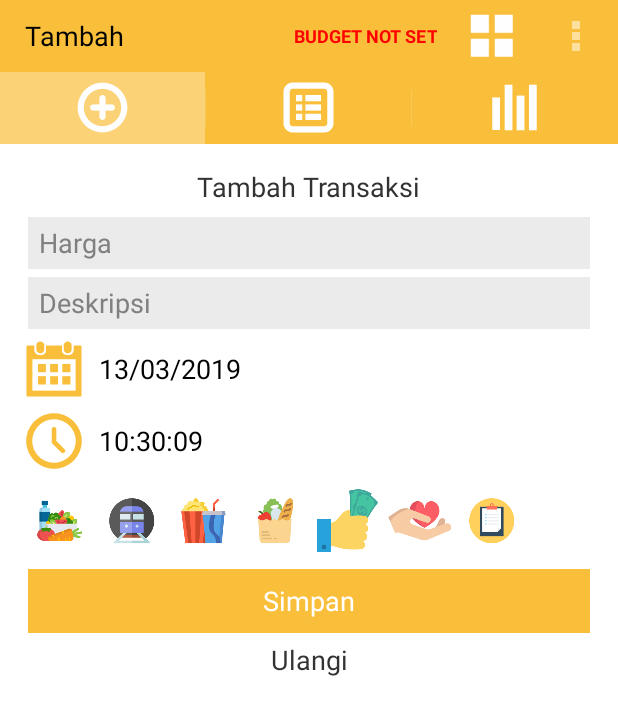
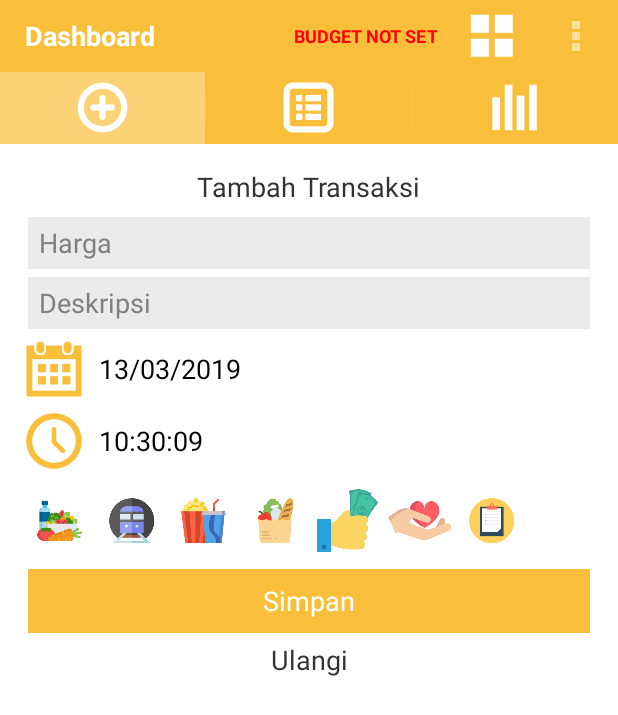
Before and after one commit to Restu-Ibu/aturduit, an Android app: the screen it shows after launch once a user with an empty profile is signed in (MainActivity), on a phone screen of 412 x 824 dp. Shown: the top 715 px of the screen. Run offline under Robolectric (Android 15) with nearby library versions, the light colour scheme and no system bars; our stand-ins replace AdMob, Firebase (no records; nobody signed in at launch, a user with empty details on screens opened directly); libraries missing offline, so code that uses them is left out: com.github.mikephil.charting, org.achartengine.model, org.achartengine.renderer; 1 statement that could not run was skipped.

Commit message:
- nambah title Dashboard

```diff
--- a/app/src/main/AndroidManifest.xml
+++ b/app/src/main/AndroidManifest.xml
@@ -1,7 +1,7 @@
 <?xml version="1.0" encoding="utf-8"?>
 <manifest xmlns:android="http://schemas.android.com/apk/res/android"
     package="com.restuibu.aturduit"
-    android:versionCode="28"
+    android:versionCode="29"
     android:versionName="1.2">
 
     <!-- Include required permissions for Google Mobile Ads to run -->
--- a/app/src/main/java/com/restuibu/aturduit/adapter/TabListener.java
+++ b/app/src/main/java/com/restuibu/aturduit/adapter/TabListener.java
@@ -24,16 +24,17 @@ public class TabListener implements ActionBar.TabListener {
 	@Override
 	public void onTabSelected(Tab tab, FragmentTransaction ft) {
 		ft.replace(R.id.frameLayout1, fragment);
-		if(tab.getPosition()==0){
-			m.getActionBar().setTitle(m.getResources().getString(R.string.Tambah));
-			//Toast.makeText(m.getApplicationContext(), "0", Toast.LENGTH_SHORT).show();
-		}else if (tab.getPosition()==1){
-			m.getActionBar().setTitle(m.getResources().getString(R.string.Riwayat));
-			//Toast.makeText(m.getApplicationContext(), "1", Toast.LENGTH_SHORT).show();
-		}else if(tab.getPosition()==2){
-			m.getActionBar().setTitle(m.getResources().getString(R.string.Statistik));
-			//Toast.makeText(m.getApplicationContext(), "2", Toast.LENGTH_SHORT).show();
-		}
+		m.getActionBar().setTitle("Dashboard");
+//		if(tab.getPosition()==0){
+//			m.getActionBar().setTitle(m.getResources().getString(R.string.Tambah));
+//			//Toast.makeText(m.getApplicationContext(), "0", Toast.LENGTH_SHORT).show();
+//		}else if (tab.getPosition()==1){
+//			m.getActionBar().setTitle(m.getResources().getString(R.string.Riwayat));
+//			//Toast.makeText(m.getApplicationContext(), "1", Toast.LENGTH_SHORT).show();
+//		}else if(tab.getPosition()==2){
+//			m.getActionBar().setTitle(m.getResources().getString(R.string.Statistik));
+//			//Toast.makeText(m.getApplicationContext(), "2", Toast.LENGTH_SHORT).show();
+//		}
 	}
 
 	// When a tab is unselected, we have to hide it from the user's view.
--- a/app/src/main/java/com/restuibu/aturduit/fragment/StatisticFragment.java
+++ b/app/src/main/java/com/restuibu/aturduit/fragment/StatisticFragment.java
@@ -17,6 +17,7 @@ import android.widget.AdapterView.OnItemSelectedListener;
 import android.widget.ArrayAdapter;
 import android.widget.Button;
 import android.widget.Spinner;
+import android.widget.Toast;
 
 import com.github.mikephil.charting.charts.BarChart;
 import com.github.mikephil.charting.charts.LineChart;
@@ -198,6 +199,7 @@ public class StatisticFragment extends Fragment implements OnChartValueSelectedL
 
                         listHistory = helper.getAllMonthlyHistory();
 
+//                        Toast.makeText(getActivity(), listHistory.get(0).getTanggal(), Toast.LENGTH_SHORT).show();
                         if (jenisChart == 1) {
                             xAxisFormatter = new MonthAxisValueFormatter(mChart);
                             mChart.setVisibility(View.VISIBLE);
@@ -213,6 +215,7 @@ public class StatisticFragment extends Fragment implements OnChartValueSelectedL
                     case 3:
                         listHistory = helper.getAllYearlyHistory();
 
+//                        Toast.makeText(getActivity(), listHistory.get(0).getTanggal(), Toast.LENGTH_SHORT).show();
                         if (jenisChart == 1) {
                             xAxisFormatter = new YearAxisValueFormatter(mChart);
                             mChart.setVisibility(View.VISIBLE);
--- a/app/src/main/res/values/theme.xml
+++ b/app/src/main/res/values/theme.xml
@@ -17,9 +17,9 @@
     </style>
 
     <style name="AppTheme.ActionBar.TitleTextStyle" parent="@android:style/TextAppearance.StatusBar.Title">
-        <item name="android:textColor">@color/black</item>
+        <item name="android:textColor">@color/white</item>
         <item name="android:textSize">8pt</item>
-        <item name="android:textStyle">normal</item>
+        <item name="android:textStyle">bold</item>
     </style>
 
     <style name="AppTheme.ActionBar.TabTitleTextStyle" parent="@android:style/TextAppearance.StatusBar.Title">
```
